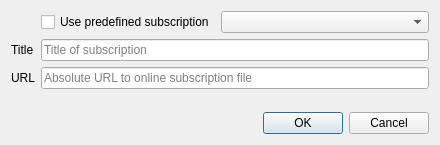
First picture: the form in src/librssguard/network-web/adblock/adblockaddsubscriptiondialog.ui, repository martinrotter/rssguard, before the edit.
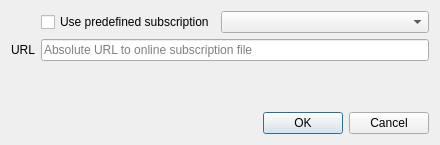
Second picture: the form after the edit.

What changed in the file:
```diff
--- a/src/librssguard/network-web/adblock/adblockaddsubscriptiondialog.ui
+++ b/src/librssguard/network-web/adblock/adblockaddsubscriptiondialog.ui
@@ -33,23 +33,6 @@
     </layout>
    </item>
    <item row="1" column="0">
-    <widget class="QLabel" name="m_lblTitle">
-     <property name="text">
-      <string>Title</string>
-     </property>
-     <property name="buddy">
-      <cstring>m_txtTitle</cstring>
-     </property>
-    </widget>
-   </item>
-   <item row="1" column="1">
-    <widget class="QLineEdit" name="m_txtTitle">
-     <property name="placeholderText">
-      <string>Title of subscription</string>
-     </property>
-    </widget>
-   </item>
-   <item row="2" column="0">
     <widget class="QLabel" name="m_lblUrl">
      <property name="text">
       <string>URL</string>
@@ -59,14 +42,14 @@
      </property>
     </widget>
    </item>
-   <item row="2" column="1">
+   <item row="1" column="1">
     <widget class="QLineEdit" name="m_txtUrl">
      <property name="placeholderText">
       <string>Absolute URL to online subscription file</string>
      </property>
     </widget>
    </item>
-   <item row="3" column="0" colspan="2">
+   <item row="2" column="0" colspan="2">
     <spacer name="verticalSpacer">
      <property name="orientation">
       <enum>Qt::Vertical</enum>
```
Left out of the diff: 3 changed lines with no effect on the pictures.
